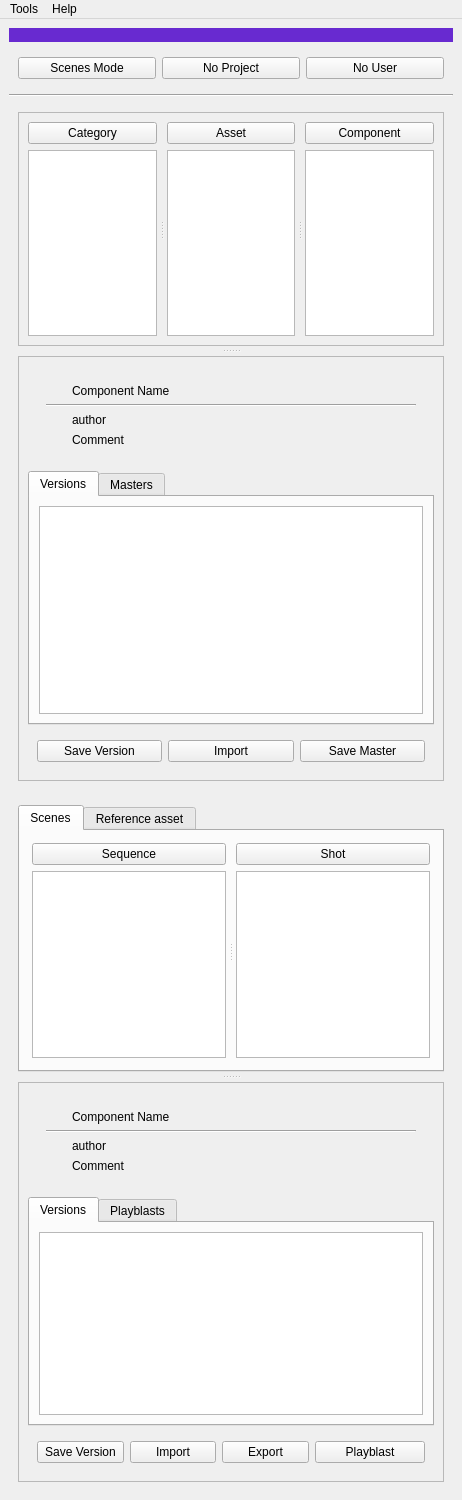
This is ui/pipeline_main_UI.ui in liorbenhorin/pipeline as Qt 5 draws it before an edit. The edited form follows.
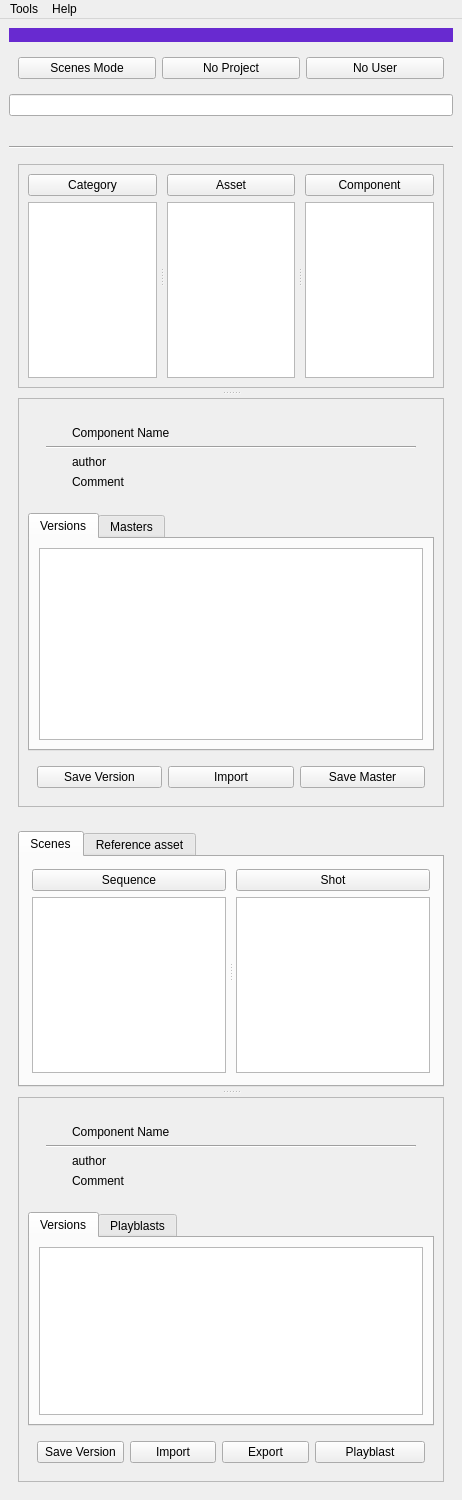
This is the edited form.

```diff
--- a/ui/pipeline_main_UI.ui
+++ b/ui/pipeline_main_UI.ui
@@ -104,6 +104,14 @@
       </layout>
      </widget>
     </item>
+    <item>
+     <widget class="QLineEdit" name="assetsFilter_lineEdit"/>
+    </item>
+    <item>
+     <widget class="QWidget" name="treeWidget" native="true">
+      <layout class="QVBoxLayout" name="verticalLayout_18"/>
+     </widget>
+    </item>
     <item>
      <widget class="Line" name="line_3">
       <property name="orientation">
```
